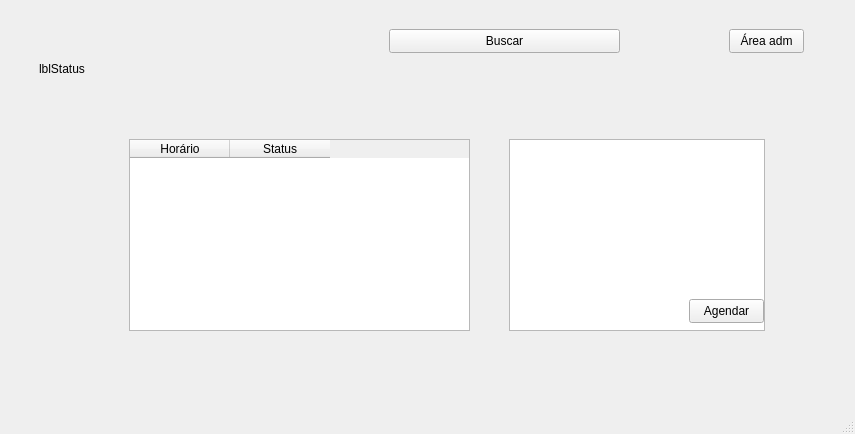
Above: mainwindow.ui from JhonataE/SalaLivre before the change. Below: the same form after it.
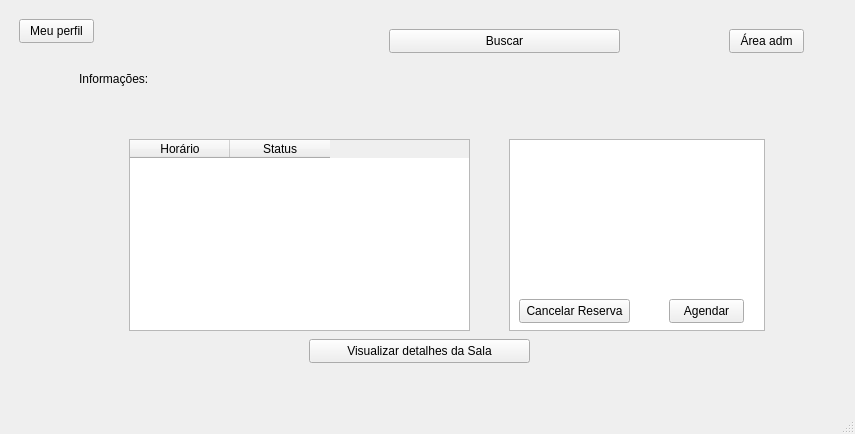
That is the form after the change.

The edit to the form file:
```diff
--- a/mainwindow.ui
+++ b/mainwindow.ui
@@ -33,14 +33,14 @@
       <widget class="QLabel" name="lblStatus">
        <property name="geometry">
         <rect>
-         <x>30</x>
-         <y>50</y>
-         <width>341</width>
+         <x>70</x>
+         <y>60</y>
+         <width>711</width>
          <height>20</height>
         </rect>
        </property>
        <property name="text">
-        <string>lblStatus</string>
+        <string>Informações:</string>
        </property>
       </widget>
       <widget class="QTableWidget" name="gridAgenda">
@@ -76,7 +76,7 @@
       <widget class="QPushButton" name="btnAgendar">
        <property name="geometry">
         <rect>
-         <x>680</x>
+         <x>660</x>
          <y>290</y>
          <width>75</width>
          <height>24</height>
@@ -99,6 +99,45 @@
         <string>Área adm</string>
        </property>
       </widget>
+      <widget class="QPushButton" name="btnEditarPerfil">
+       <property name="geometry">
+        <rect>
+         <x>10</x>
+         <y>10</y>
+         <width>75</width>
+         <height>24</height>
+        </rect>
+       </property>
+       <property name="text">
+        <string>Meu perfil</string>
+       </property>
+      </widget>
+      <widget class="QPushButton" name="btnCancelarReserva">
+       <property name="geometry">
+        <rect>
+         <x>510</x>
+         <y>290</y>
+         <width>111</width>
+         <height>24</height>
+        </rect>
+       </property>
+       <property name="text">
+        <string>Cancelar Reserva</string>
+       </property>
+      </widget>
+      <widget class="QPushButton" name="btnVerDetalhes">
+       <property name="geometry">
+        <rect>
+         <x>300</x>
+         <y>330</y>
+         <width>221</width>
+         <height>24</height>
+        </rect>
+       </property>
+       <property name="text">
+        <string>Visualizar detalhes da Sala</string>
+       </property>
+      </widget>
      </widget>
     </item>
    </layout>
```
